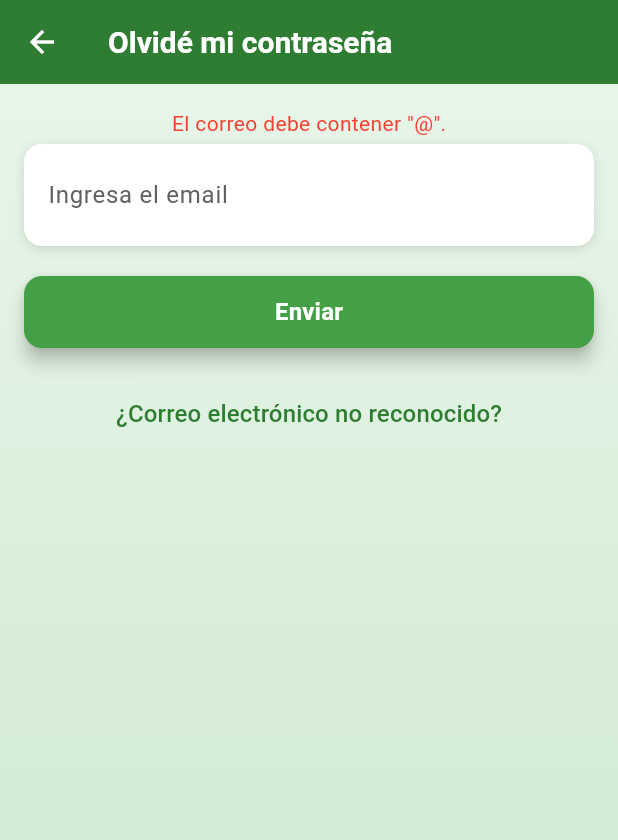
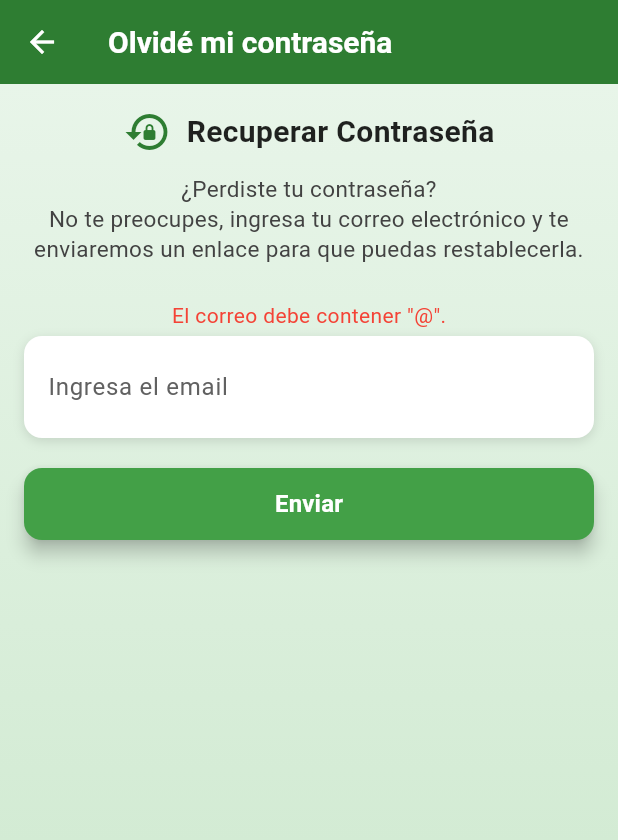
Before and after one commit to lcalorg3006/NutriFlow-apk, a Flutter app: the ForgotPasswordPage screen opened directly, after a tap on "Enviar", on a phone screen of 412 x 824 dp. Shown: the top 840 px of the screen. Run offline on Flutter 3.47's test engine with Material 3 defaults, Android fonts, the phone set to English and light mode, and no system bars; our stand-ins replace firebase_auth, firebase_core, google_fonts, google_sign_in; accounts and stored records are empty; network calls fail.

Commit message:
Implementar reseteo de contraseña y cambios visuales

```diff
--- a/lib/screens/forgot_password_page.dart
+++ b/lib/screens/forgot_password_page.dart
@@ -1,5 +1,6 @@
 import 'package:flutter/material.dart';
 import 'package:google_fonts/google_fonts.dart'; // Añadido para usar Google Fonts
+import 'package:firebase_auth/firebase_auth.dart'; // Import Firebase
 
 class ForgotPasswordPage extends StatefulWidget {
   const ForgotPasswordPage({Key? key}) : super(key: key);
@@ -12,7 +13,7 @@ class _ForgotPasswordPageState extends State<ForgotPasswordPage> {
   final TextEditingController _emailController = TextEditingController();
 
   // Mensaje de error en rojo si el email no contiene '@'
-  String? _errorMessage; // Mensaje de error en rojo si el email no contiene '@'
+  String? _errorMessage; // Mensaje de error en rojo u otros errores
 
   @override
   Widget build(BuildContext context) {
@@ -54,6 +55,34 @@ class _ForgotPasswordPageState extends State<ForgotPasswordPage> {
             padding: const EdgeInsets.all(16.0),
             child: Column(
               children: [
+                // Encabezado vistoso en la parte superior
+                Row(
+                  mainAxisAlignment: MainAxisAlignment.center,
+                  children: [
+                    Icon(Icons.lock_reset, size: 32, color: primaryGreen),
+                    const SizedBox(width: 10),
+                    Text(
+                      'Recuperar Contraseña',
+                      style: GoogleFonts.roboto(
+                        fontSize: 20,
+                        fontWeight: FontWeight.bold,
+                        color: Colors.black87,
+                      ),
+                    ),
+                  ],
+                ),
+                const SizedBox(height: 12),
+                Text(
+                  '¿Perdiste tu contraseña?\nNo te preocupes, ingresa tu correo electrónico y te enviaremos un enlace para que puedas restablecerla.',
+                  textAlign: TextAlign.center,
+                  style: GoogleFonts.roboto(
+                    fontSize: 15,
+                    color: Colors.grey.shade800,
+                    height: 1.3,
+                  ),
+                ),
+                const SizedBox(height: 24),
+
                 // Si hay error, lo mostramos en rojo encima del TextField
                 if (_errorMessage != null) ...[
                   Text(
@@ -105,18 +134,60 @@ class _ForgotPasswordPageState extends State<ForgotPasswordPage> {
                       ),
                       elevation: 5,
                     ),
-                    onPressed: () {
+                    onPressed: () async {
                       final String email = _emailController.text.trim();
                       // Verificamos si contiene '@'
                       if (!email.contains('@')) {
                         setState(() {
                           _errorMessage = 'El correo debe contener "@".';
                         });
-                      } else {
+                        return;
+                      }
+
+                      // Si pasa la validación del formato de email, llamamos a sendPasswordResetEmail
+                      setState(() => _errorMessage = null);
+
+                      try {
+                        // Intenta enviar el correo de restablecimiento
+                        await FirebaseAuth.instance
+                            .sendPasswordResetEmail(email: email);
+
+                        // Si se envía correctamente, mostramos un AlertDialog
+                        showDialog(
+                          context: context,
+                          builder: (ctx) => AlertDialog(
+                            title: const Text('Correo enviado'),
+                            content: Text(
+                              'Se ha enviado un enlace de recuperación a $email.\n'
+                              'Revisa tu bandeja de entrada.\n'
+                              'Si no recibes nada, lo más probable es que tu cuenta no exista.',
+                            ),
+                            actions: [
+                              TextButton(
+                                onPressed: () => Navigator.pop(ctx),
+                                child: const Text('OK'),
+                              ),
+                            ],
+                          ),
+                        );
+                      } on FirebaseAuthException catch (e) {
+                        // Errores de Firebase
+                        if (e.code == 'user-not-found') {
+                          setState(() {
+                            _errorMessage =
+                                'No existe ninguna cuenta con ese correo.';
+                          });
+                        } else {
+                          setState(() {
+                            _errorMessage =
+                                'Error de Firebase: ${e.message ?? e.code}';
+                          });
+                        }
+                      } catch (e) {
+                        // Errores genéricos
                         setState(() {
-                          _errorMessage = null; // Limpia el error si todo está bien
+                          _errorMessage = 'Ocurrió un error inesperado: $e';
                         });
-                        // TODO: Lógica para recuperar contraseña
                       }
                     },
                     child: Text(
@@ -129,21 +200,6 @@ class _ForgotPasswordPageState extends State<ForgotPasswordPage> {
                     ),
                   ),
                 ),
-                const SizedBox(height: 20),
-
-                // Texto "¿Correo electrónico no reconocido?"
-                TextButton(
-                  onPressed: () {
-                    // TODO: Acciones adicionales
-                  },
-                  child: Text(
-                    '¿Correo electrónico no reconocido?',
-                    style: GoogleFonts.roboto(
-                      color: primaryGreen,
-                      fontSize: 16,
-                    ),
-                  ),
-                ),
               ],
             ),
           ),
```
